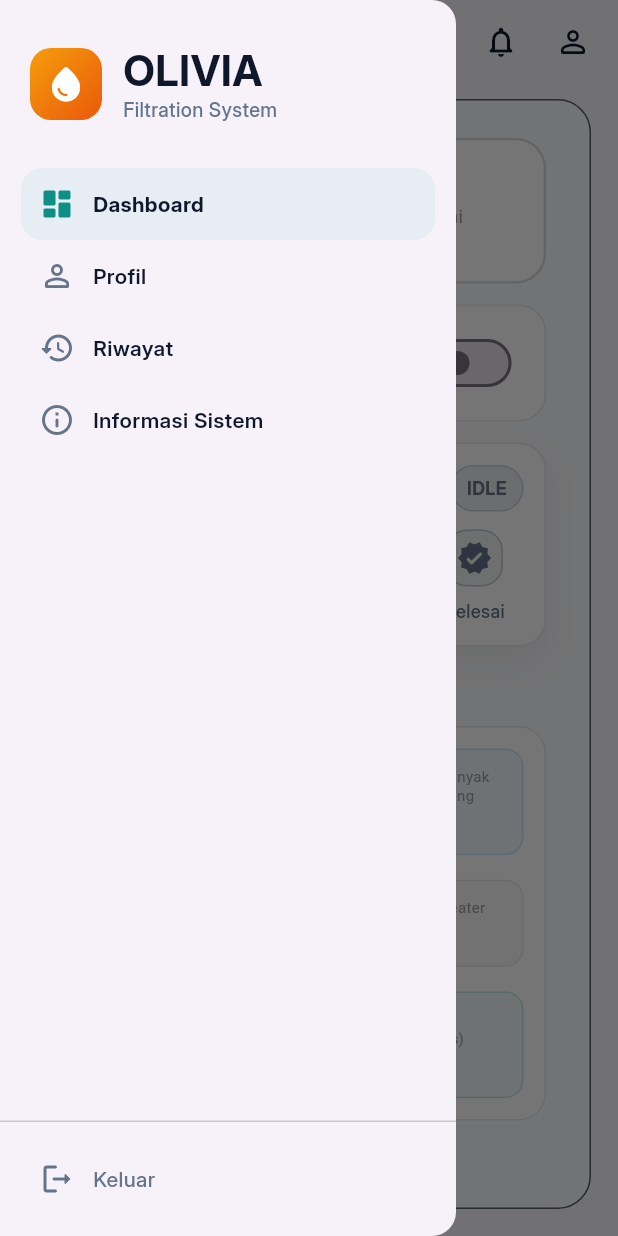
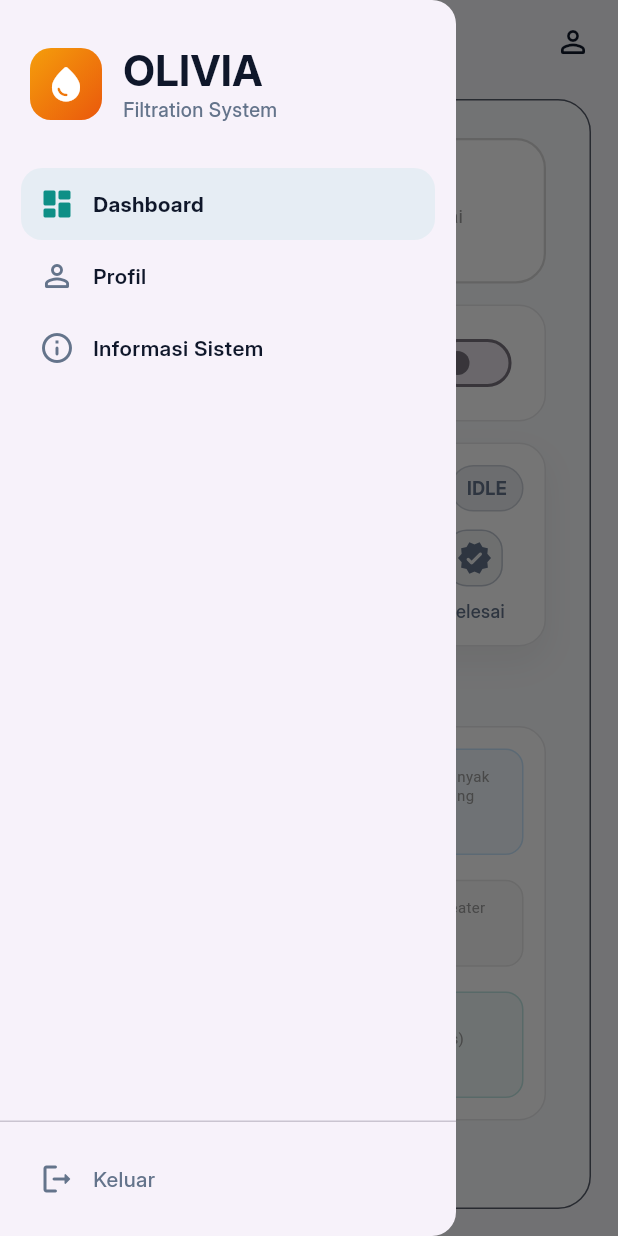
Before and after one commit to Raditya34/IoT_Olivia, a Flutter app: the DashboardPage screen opened by its route, with the side drawer open, on a phone screen of 412 x 824 dp. Run offline on Flutter 3.47's test engine with Material 3 defaults, Android fonts, the phone set to English and light mode, and no system bars; our stand-ins replace get, shared_preferences; missing offline and left inert: mqtt_client; accounts and stored records are empty; network calls fail; project files that could hold a hidden picture were left out.

Commit message:
fix bug progress timeline

```diff
--- a/olivia-frontend/lib/pages/process/filtrasi_page.dart
+++ b/olivia-frontend/lib/pages/process/filtrasi_page.dart
@@ -358,7 +358,7 @@ class ValidasiPage extends StatelessWidget {
                   fontSize: 11, color: Colors.grey, height: 1.3)),
           if (isWarning) ...[
             const SizedBox(height: 5),
-            const Text('⚠ Melebihi batas jernih NTU',
+            const Text('Jernih NTU',
                 style: TextStyle(
                     fontSize: 10,
                     color: Colors.red,
--- a/olivia-frontend/lib/widgets/app_drawer.dart
+++ b/olivia-frontend/lib/widgets/app_drawer.dart
@@ -60,13 +60,6 @@ class AppDrawer extends StatelessWidget {
                     title: 'Profil',
                     selected: currentRoute == AppRoutes.profile,
                     onTap: () => _safeNav(context, AppRoutes.profile),
-                  ),
-                  _item(
-                    context,
-                    icon: Icons.history_rounded,
-                    title: 'Riwayat',
-                    selected: currentRoute == AppRoutes.history,
-                    onTap: () => _safeNav(context, AppRoutes.history),
                   ),
                   _item(
                     context,
--- a/olivia-frontend/lib/widgets/app_scaffold.dart
+++ b/olivia-frontend/lib/widgets/app_scaffold.dart
@@ -56,12 +56,6 @@ class AppScaffold extends StatelessWidget {
                         onPressed: () => Get.back(),
                       ),
                 actions: [
-                  // Gunakan rute dari AppRoutes, jangan diketik manual "/notifikasi"
-                  IconButton(
-                    icon: const Icon(Icons.notifications_none_rounded),
-                    onPressed: () => Get.toNamed(AppRoutes.notifications),
-                    tooltip: "Notifikasi",
-                  ),
                   IconButton(
                     icon: const Icon(Icons.person_outline_rounded),
                     onPressed: () => Get.toNamed(AppRoutes.profile),
--- a/olivia-frontend/lib/widgets/progress_timeline.dart
+++ b/olivia-frontend/lib/widgets/progress_timeline.dart
@@ -27,13 +27,13 @@ class ProgressTimeline extends StatelessWidget {
     ];
 
     // Badge kanan atas
-    final String badgeLabel = !active || step == 0
-        ? 'IDLE'
-        : step >= 4
-            ? 'SELESAI'
+    final String badgeLabel = step >= 4
+        ? 'SELESAI'
+        : !active || step == 0
+            ? 'IDLE'
             : 'RUNNING';
 
-    final bool isRunning = active && step > 0;
+    final bool isRunning = step >= 4 || (active && step > 0);
 
     return Container(
       padding: const EdgeInsets.all(14),
@@ -85,10 +85,13 @@ class ProgressTimeline extends StatelessWidget {
               return Row(
                 children: List.generate(items.length, (i) {
                   final firmStep = i + 1; // 1..4
-                  // done  = fase ini sudah LEWAT
-                  final bool done = active && step > firmStep;
+                  // done  = fase ini sudah LEWAT (tidak digerbang oleh `active`,
+                  // karena firmware sempat set system_on=false tepat saat step
+                  // mencapai 4/Selesai — kalau digerbang, "Selesai" tidak pernah nyala)
+                  final bool done = step > firmStep;
                   // current = firmware SEDANG di fase ini
-                  final bool current = active && step == firmStep;
+                  final bool current =
+                      step == firmStep && (active || step == 4);
 
                   final Color color = done
                       ? AppColors.success
@@ -140,7 +143,7 @@ class ProgressTimeline extends StatelessWidget {
                           height: 2,
                           margin: const EdgeInsets.only(bottom: 22),
                           // connector ikut teal saat step sudah MELEWATI fase ini
-                          color: (active && step > firmStep)
+                          color: (step > firmStep)
                               ? AppColors.success.withOpacity(0.7)
                               : AppColors.border,
                         ),
```
Also changed, not shown: 1 other file.
